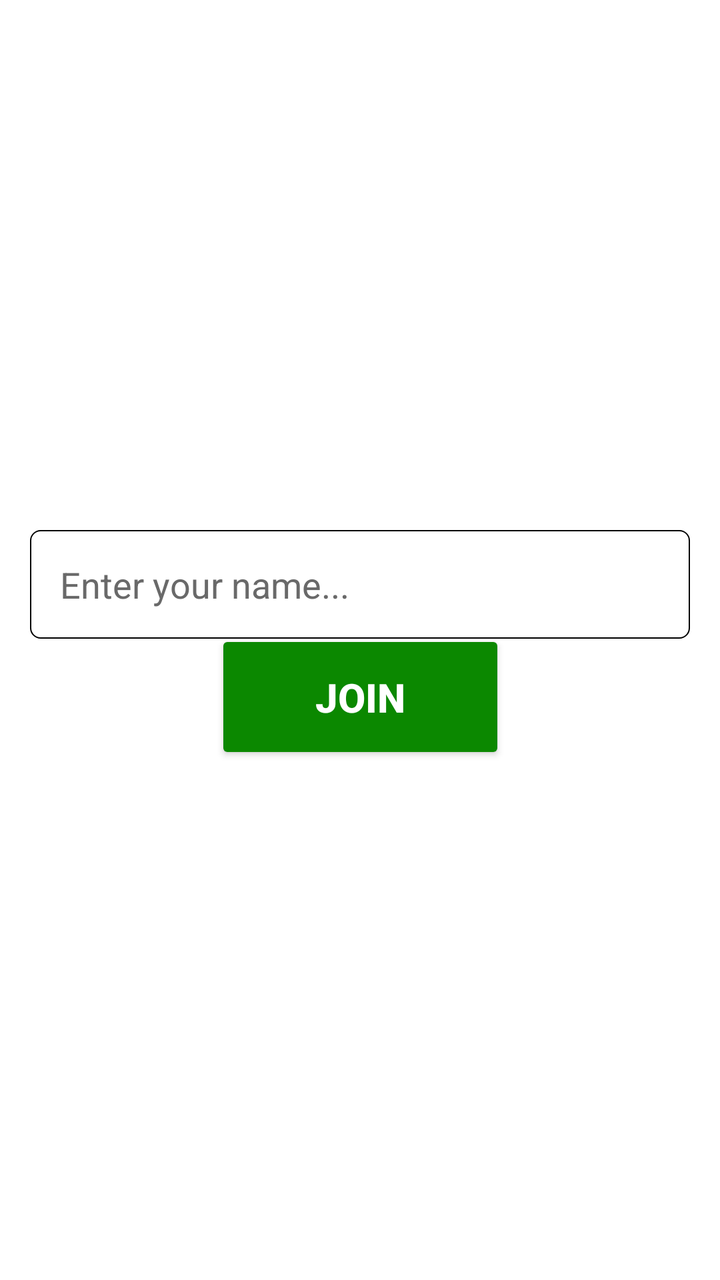
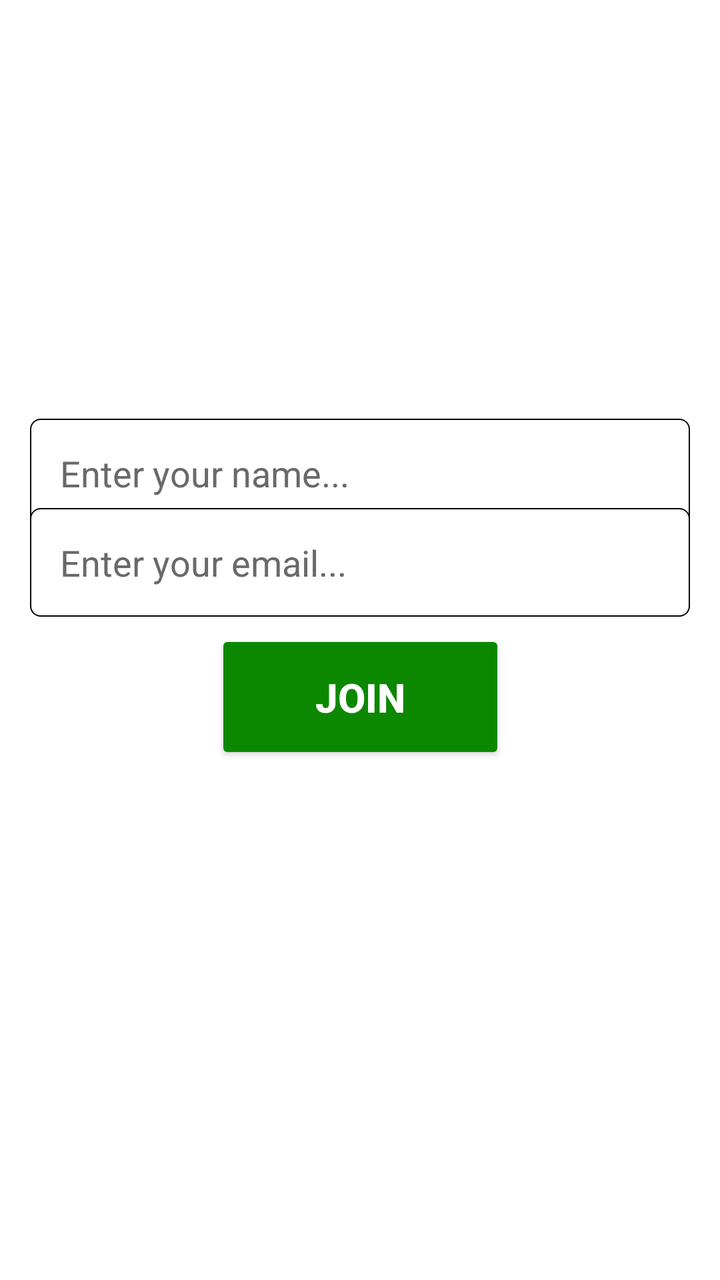

Screens rendered from an Android XML layout before and after an edit, with the pre-edit source and the edit as a unified diff.
<!-- AndroidManifest.xml: application theme Theme.NChat -->
<!-- res/layout/activity_main.xml -->
<?xml version="1.0" encoding="utf-8"?>
<androidx.constraintlayout.widget.ConstraintLayout xmlns:android="http://schemas.android.com/apk/res/android"
    xmlns:app="http://schemas.android.com/apk/res-auto"
    xmlns:tools="http://schemas.android.com/tools"
    android:id="@+id/main"
    android:layout_width="match_parent"
    android:layout_height="match_parent"
    android:background="@color/white"
    tools:context=".MainActivity">

    <EditText
        android:id="@+id/nameEditText"
        android:layout_width="match_parent"
        android:layout_height="wrap_content"
        android:layout_margin="15dp"
        android:background="@drawable/edittext_background"
        android:hint="Enter your name..."
        android:padding="15dp"
        android:textColor="@color/black"
        android:textColorHint="#696969"
        app:layout_constraintBottom_toBottomOf="parent"
        app:layout_constraintEnd_toEndOf="parent"
        app:layout_constraintStart_toStartOf="parent"
        app:layout_constraintTop_toTopOf="parent"
        app:layout_constraintVertical_bias="0.45" />

    <Button
        android:id="@+id/joinButton"
        android:layout_width="wrap_content"
        android:layout_height="wrap_content"
        android:backgroundTint="#0B8800"
        android:paddingHorizontal="50dp"
        android:paddingVertical="20dp"
        android:text="Join"
        android:textColor="@color/white"
        android:textSize="20sp"
        android:textStyle="bold"
        app:cornerRadius="10dp"
        app:layout_constraintBottom_toBottomOf="parent"
        app:layout_constraintEnd_toEndOf="parent"
        app:layout_constraintStart_toStartOf="parent"
        app:layout_constraintTop_toTopOf="parent"
        app:layout_constraintVertical_bias="0.55" />

</androidx.constraintlayout.widget.ConstraintLayout>
<!-- resources referenced by this layout -->
<resources>
  <color name="black">#FF000000</color>
  <color name="white">#FFFFFFFF</color>
  <!-- drawable edittext_background (drawable) -->
  <?xml version="1.0" encoding="utf-8"?>
  <shape xmlns:android="http://schemas.android.com/apk/res/android">
      <solid android:color="#FFFFFF" />
      <corners android:radius="5dp" />
      <stroke
          android:width="0.5dp"
          android:color="@color/black" />
  </shape>
  <style name="Theme.NChat" parent="Base.Theme.NChat" />
  <style name="Base.Theme.NChat" parent="Theme.Material3.DayNight.NoActionBar">
          
          
      </style>
</resources>

<!-- the commit's change to res/layout/activity_main.xml (unified diff, before → after) -->
@@ -22,7 +22,23 @@
         app:layout_constraintEnd_toEndOf="parent"
         app:layout_constraintStart_toStartOf="parent"
         app:layout_constraintTop_toTopOf="parent"
-        app:layout_constraintVertical_bias="0.45" />
+        app:layout_constraintVertical_bias="0.35" />
+
+    <EditText
+        android:id="@+id/emailEditText"
+        android:layout_width="match_parent"
+        android:layout_height="wrap_content"
+        android:layout_margin="15dp"
+        android:background="@drawable/edittext_background"
+        android:hint="Enter your email..."
+        android:padding="15dp"
+        android:textColor="@color/black"
+        android:textColorHint="#696969"
+        app:layout_constraintBottom_toBottomOf="parent"
+        app:layout_constraintEnd_toEndOf="parent"
+        app:layout_constraintStart_toStartOf="parent"
+        app:layout_constraintTop_toTopOf="parent"
+        app:layout_constraintVertical_bias="0.43" />
 
     <Button
         android:id="@+id/joinButton"
